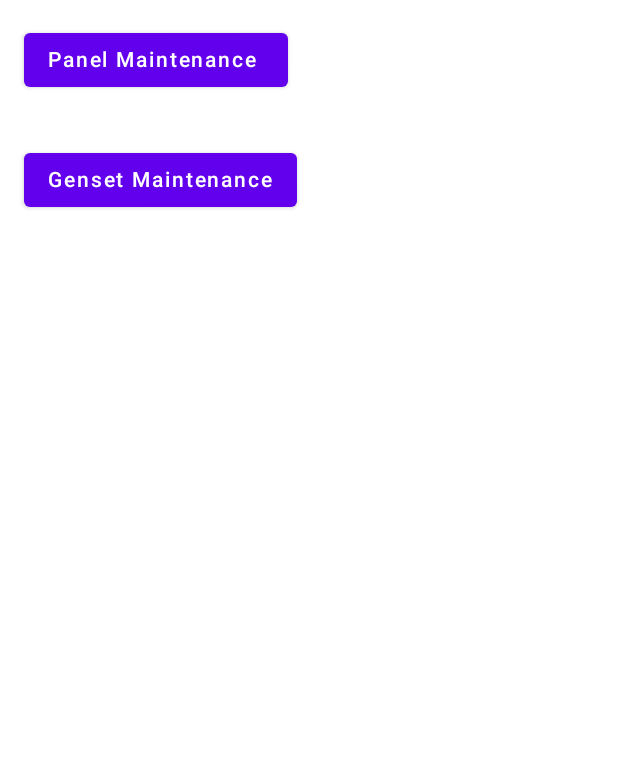
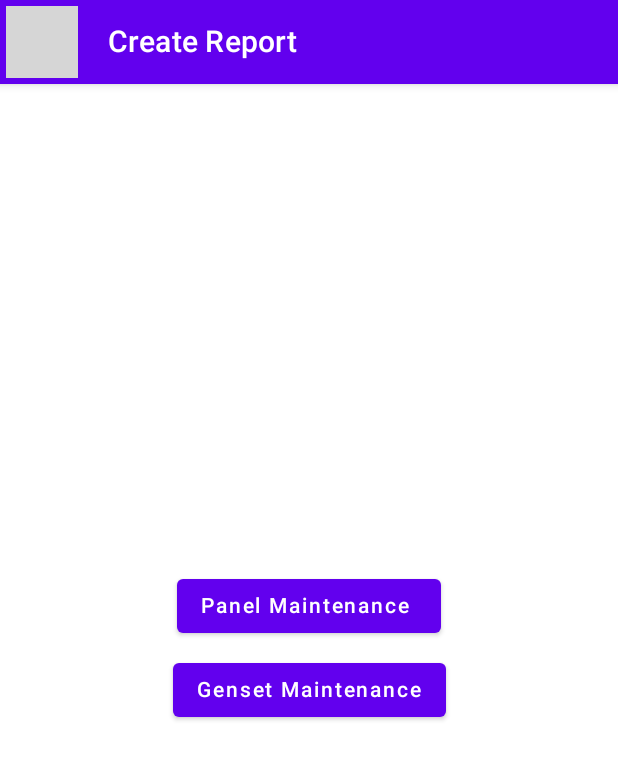
Before and after one commit to chrsep/panther, an Android app built with Jetpack Compose: the composable CreateReport shown on its own in the app's theme, on a phone screen of 412 x 824 dp. Shown: the top 760 px of the screen. Run offline under Robolectric (Android 15) with nearby library versions, the phone set to English and light mode, and no system bars; libraries missing offline, so code that uses them is left out: androidx.ui.tooling; 2 statements that could not run were skipped; grey boxes are pictures that could not be loaded.

Commit message:
improve layout of home and create report.

```diff
--- a/app/src/main/java/com/cakrasuryainti/panther/ui/pages/Home.kt
+++ b/app/src/main/java/com/cakrasuryainti/panther/ui/pages/Home.kt
@@ -16,7 +16,7 @@ fun Home(navController: NavHostController) {
     Scaffold(
         topBar = {
             TopAppBar(
-                title = { Text(text = "Report Creator") },
+                title = { Text(text = "Laporan Main Tenis") },
             )
         }
     ) {
--- a/app/src/main/java/com/cakrasuryainti/panther/ui/pages/report/CreateReport.kt
+++ b/app/src/main/java/com/cakrasuryainti/panther/ui/pages/report/CreateReport.kt
@@ -1,23 +1,56 @@
 package com.cakrasuryainti.panther.ui.pages.report
 
-import androidx.compose.foundation.layout.Column
-import androidx.compose.foundation.layout.padding
-import androidx.compose.material.Button
-import androidx.compose.material.Text
+import androidx.compose.foundation.layout.*
+import androidx.compose.material.*
+import androidx.compose.material.icons.Icons
+import androidx.compose.material.icons.rounded.ArrowBack
 import androidx.compose.runtime.Composable
+import androidx.compose.ui.Alignment
 import androidx.compose.ui.Modifier
 import androidx.compose.ui.unit.dp
 import androidx.navigation.NavHostController
 import androidx.navigation.compose.navigate
+import androidx.navigation.compose.rememberNavController
+import androidx.ui.tooling.preview.Preview
 
 @Composable
 fun CreateReport(navController: NavHostController) {
-    Column {
-        Button(onClick = { navController.navigate("create/panel") }, Modifier.padding(16.dp)) {
-            Text(text = "Panel Maintenance ")
+    Scaffold(
+        topBar = {
+            TopAppBar(
+                title = { Text(text = "Create Report") },
+                navigationIcon = {
+                    IconButton(onClick = { navController.popBackStack() }) {
+                        Icon(Icons.Rounded.ArrowBack)
+                    }
+                },
+            )
         }
-        Button(onClick = { navController.navigate("create/genset") }, Modifier.padding(16.dp)) {
-            Text(text = "Genset Maintenance")
+    ) {
+        Column(
+            horizontalAlignment = Alignment.CenterHorizontally,
+            verticalArrangement = Arrangement.Center,
+            modifier = Modifier.fillMaxWidth().fillMaxHeight()
+        ) {
+            Button(
+                onClick = { navController.navigate("create/panel") },
+                Modifier.padding(bottom = 8.dp)
+            ) {
+                Text(text = "Panel Maintenance ")
+            }
+            Button(
+                onClick = { navController.navigate("create/genset") },
+                Modifier.padding(bottom = 16.dp)
+            ) {
+                Text(text = "Genset Maintenance")
+            }
         }
     }
 }
+
+@Composable
+@Preview
+fun CreateReportPreview() {
+    val navController = rememberNavController()
+    CreateReport(navController)
+}
```
